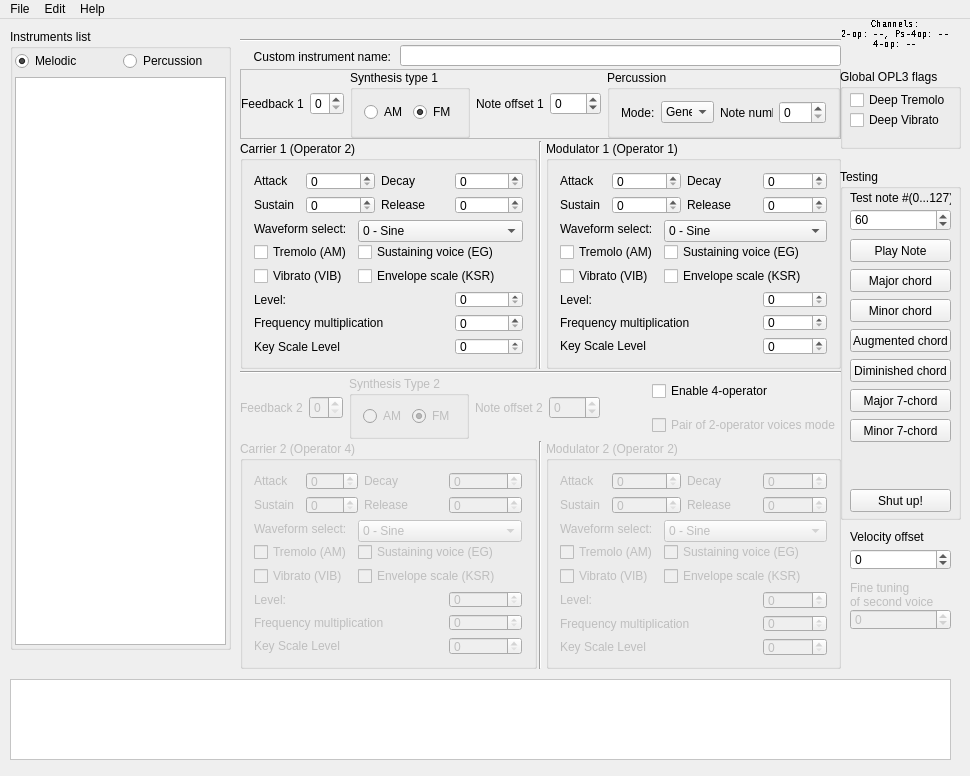
First picture: the form in src/bank_editor.ui, repository Wohlstand/OPL3BankEditor, before the edit.
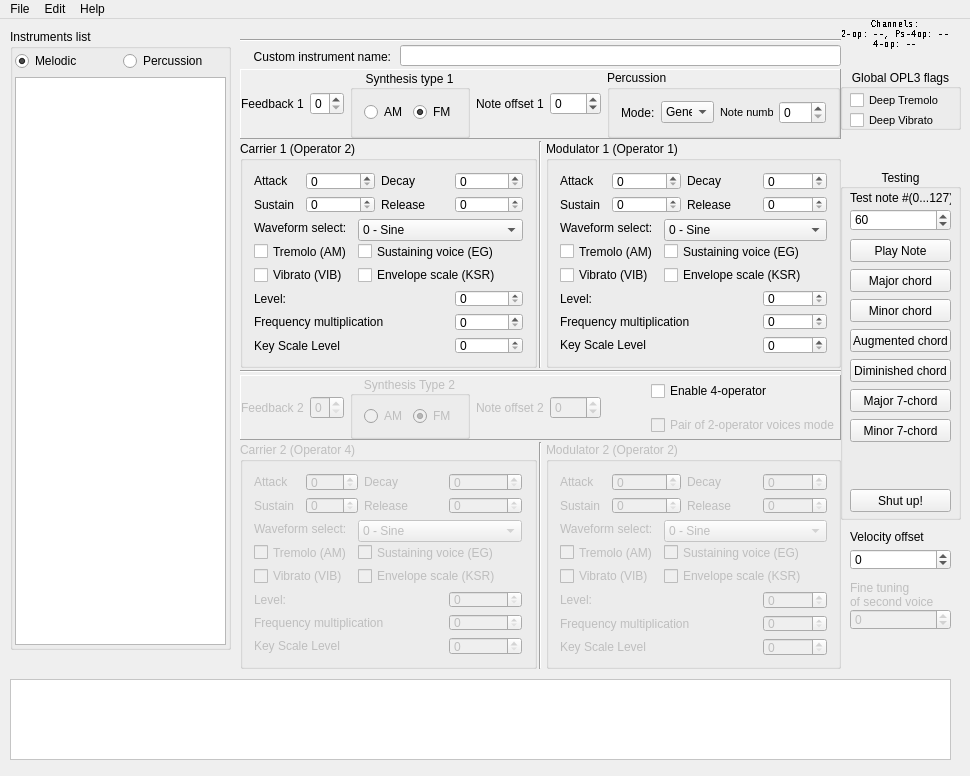
Second picture: the form after the edit. Icons and pictures are not drawn. Custom widgets are drawn as their Qt base class.

Commit message: Tiny changes in the layout

```diff
--- a/src/bank_editor.ui
+++ b/src/bank_editor.ui
@@ -1298,7 +1298,7 @@
      <item row="0" column="0" colspan="5">
       <widget class="QFrame" name="frame_2">
        <property name="frameShape">
-        <enum>QFrame::StyledPanel</enum>
+        <enum>QFrame::Panel</enum>
        </property>
        <property name="frameShadow">
         <enum>QFrame::Raised</enum>
@@ -1334,6 +1334,9 @@
           <property name="title">
            <string>Synthesis type 1</string>
           </property>
+          <property name="alignment">
+           <set>Qt::AlignCenter</set>
+          </property>
           <layout class="QHBoxLayout" name="horizontalLayout">
            <item>
             <widget class="QRadioButton" name="am1">
@@ -1388,6 +1391,11 @@
           <layout class="QGridLayout" name="gridLayout_6">
            <item row="0" column="2">
             <widget class="QLabel" name="label_27">
+             <property name="font">
+              <font>
+               <pointsize>8</pointsize>
+              </font>
+             </property>
              <property name="toolTip">
               <string>&lt;html&gt;&lt;head/&gt;&lt;body&gt;&lt;p&gt;&lt;span style=&quot; font-weight:600;&quot;&gt;Fixed pitch note number&lt;/span&gt;&lt;/p&gt;&lt;p&gt;Instrument always plays the same note.&lt;/p&gt;&lt;p&gt;Recommended usage for the percussion instruments. If value is 0 - fixed pitch mode is disabled.&lt;/p&gt;&lt;/body&gt;&lt;/html&gt;</string>
              </property>
@@ -1505,10 +1513,10 @@
      <item row="3" column="0" colspan="5">
       <widget class="QFrame" name="frame">
        <property name="frameShape">
-        <enum>QFrame::NoFrame</enum>
+        <enum>QFrame::Panel</enum>
        </property>
        <property name="frameShadow">
-        <enum>QFrame::Plain</enum>
+        <enum>QFrame::Raised</enum>
        </property>
        <layout class="QGridLayout" name="gridLayout_8">
         <property name="leftMargin">
@@ -1622,6 +1630,9 @@
           <property name="title">
            <string>Synthesis Type 2</string>
           </property>
+          <property name="alignment">
+           <set>Qt::AlignCenter</set>
+          </property>
           <layout class="QHBoxLayout" name="horizontalLayout_2">
            <item>
             <widget class="QRadioButton" name="am2">
@@ -1719,6 +1730,9 @@
     <property name="title">
      <string>Testing</string>
     </property>
+    <property name="alignment">
+     <set>Qt::AlignCenter</set>
+    </property>
     <widget class="QSpinBox" name="noteToTest">
      <property name="geometry">
       <rect>
@@ -1922,12 +1936,15 @@
       <x>840</x>
       <y>50</y>
       <width>121</width>
-      <height>80</height>
+      <height>61</height>
      </rect>
     </property>
     <property name="title">
      <string>Global OPL3 flags</string>
     </property>
+    <property name="alignment">
+     <set>Qt::AlignCenter</set>
+    </property>
     <widget class="QCheckBox" name="deepTremolo">
      <property name="geometry">
       <rect>
@@ -1937,6 +1954,11 @@
        <height>22</height>
       </rect>
      </property>
+     <property name="font">
+      <font>
+       <pointsize>8</pointsize>
+      </font>
+     </property>
      <property name="toolTip">
       <string>&lt;html&gt;&lt;head/&gt;&lt;body&gt;&lt;p&gt;&lt;span style=&quot; font-weight:600;&quot;&gt;Tremolo (Amplitude Vibrato) Depth.&lt;br/&gt;&lt;/span&gt;&lt;span style=&quot; text-decoration: underline;&quot;&gt;Ucheched&lt;/span&gt; = 1.0dB,&lt;br/&gt;&lt;span style=&quot; text-decoration: underline;&quot;&gt;Checked&lt;/span&gt; = 4.8dB.&lt;/p&gt;&lt;p&gt;(Effect taking for instruments where tremolo flag is used)&lt;/p&gt;&lt;/body&gt;&lt;/html&gt;</string>
      </property>
@@ -1953,6 +1975,11 @@
        <height>22</height>
       </rect>
      </property>
+     <property name="font">
+      <font>
+       <pointsize>8</pointsize>
+      </font>
+     </property>
      <property name="toolTip">
       <string>&lt;html&gt;&lt;head/&gt;&lt;body&gt;&lt;p&gt;&lt;span style=&quot; font-weight:600;&quot;&gt;Frequency Vibrato Depth.&lt;br/&gt;&lt;/span&gt;&lt;span style=&quot; text-decoration: underline;&quot;&gt;Uchecked&lt;/span&gt; = 7 cents,&lt;br/&gt;&lt;span style=&quot; text-decoration: underline;&quot;&gt;Checked&lt;/span&gt; = 14 cents.&lt;/p&gt;&lt;p&gt;&lt;span style=&quot; font-style:italic;&quot;&gt;A &amp;quot;cent&amp;quot; is 1/100 of a semi-tone.&lt;/span&gt;&lt;/p&gt;&lt;p&gt;(Effect taking for instruments where vibrato flag is used)&lt;/p&gt;&lt;/body&gt;&lt;/html&gt;</string>
      </property>
```
